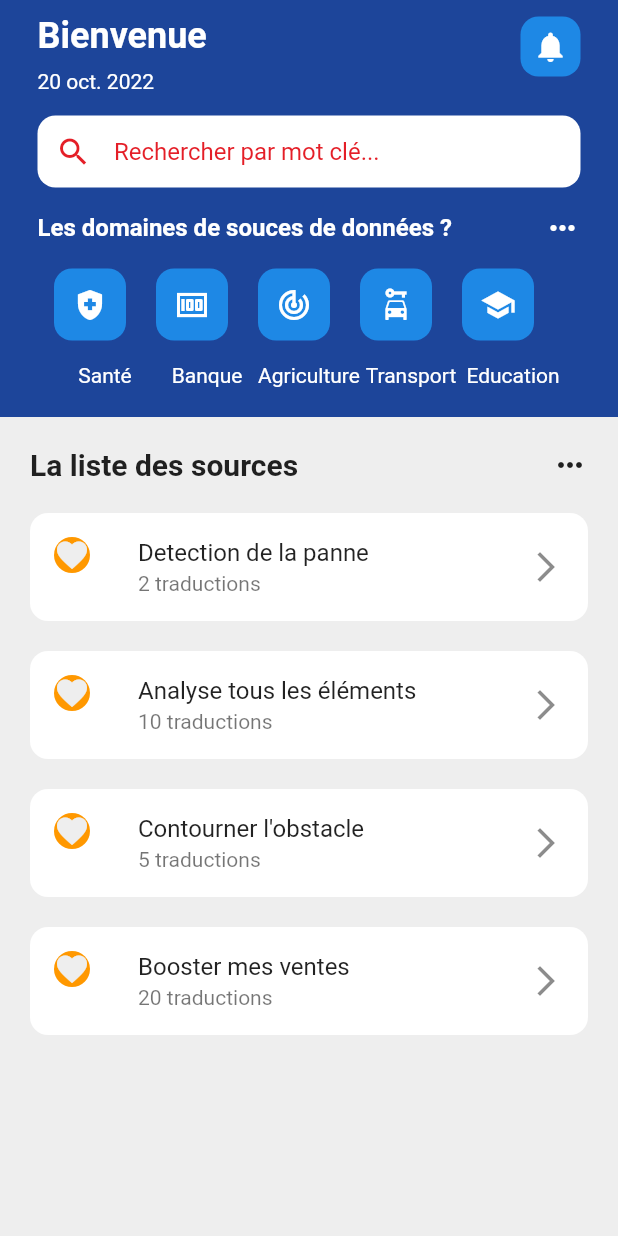
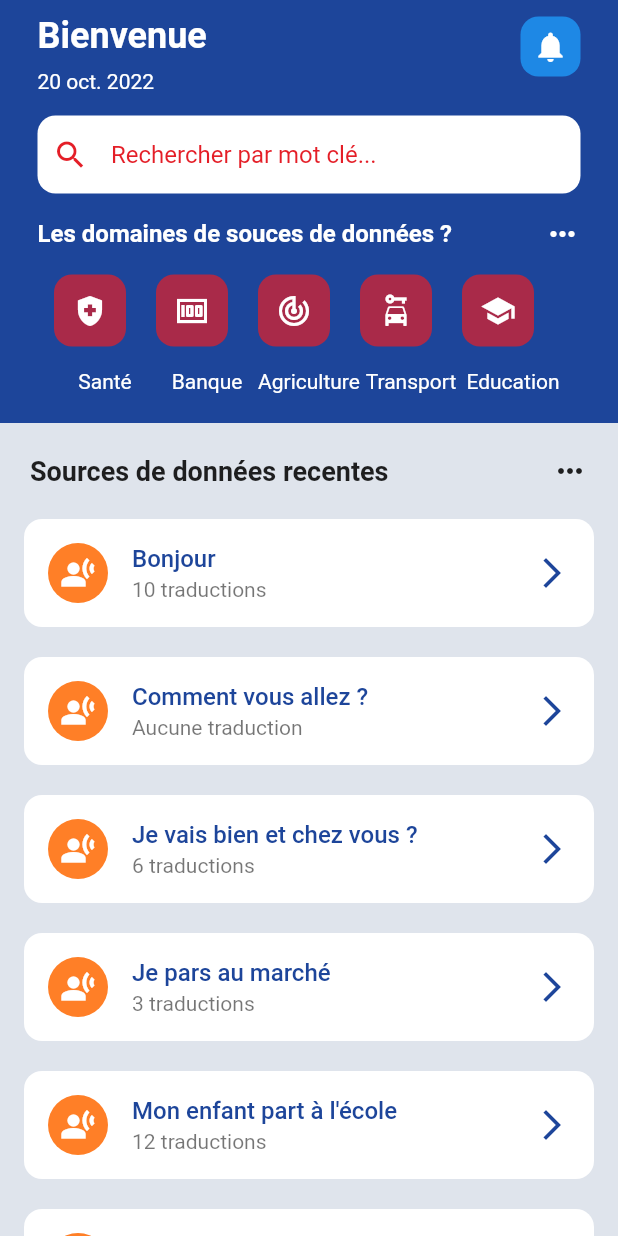
Before and after one commit to openburkina/langtech-moore, a Flutter app: the Home screen opened directly, on a phone screen of 412 x 824 dp. Run offline on Flutter 3.47's test engine with Material 2 defaults, Android fonts, the phone set to English and light mode, and no system bars; our stand-ins replace convex_bottom_bar, delayed_display, flutter_spinkit, fluttertoast, google_fonts, introduction_screen and 1 more; accounts and stored records are empty.

Commit message:
Update home page and start translate page design

```diff
--- a/lib/constants/colors.dart
+++ b/lib/constants/colors.dart
@@ -2,7 +2,7 @@ import 'package:flutter/material.dart';
 
 const Color kBlue = Color(0xFF1D459A);
 const Color kRed = Color(0xFFE41E27);
-const Color kOrange = const Color(0xFFD99C8D);
+const Color kOrange = const Color(0xFFFF7F27);
 const Color kGris = const Color(0xFFDFE4EC);
 const Color kDark = const Color(0xFF000000);
 const Color kWhite = const Color(0xFFFFFFFF);
--- a/lib/pages/homePage/home.dart
+++ b/lib/pages/homePage/home.dart
@@ -7,9 +7,9 @@ import 'package:langtech_moore_mobile/models/user.dart';
 import 'package:langtech_moore_mobile/widgets/home/search_section.dart';
 import 'package:langtech_moore_mobile/widgets/home/top_home.dart';
 import 'package:langtech_moore_mobile/widgets/shared/category.dart';
+import 'package:langtech_moore_mobile/widgets/shared/data_list_tile.dart';
 
 import '../../constants/colors.dart';
-import '../../widgets/home/emoticone.dart';
 
 class Home extends StatefulWidget {
   const Home({Key? key}) : super(key: key);
@@ -74,7 +74,6 @@ class _HomePageState extends State<Home> {
                 SingleChildScrollView(
                   scrollDirection: Axis.horizontal,
                   child: Row(
-                    // mainAxisAlignment: MainAxisAlignment.spaceEvenly,
                     children: [
                       Category(
                         icon: Icons.health_and_safety,
@@ -102,86 +101,55 @@ class _HomePageState extends State<Home> {
               ]),
             ),
             SizedBox(height: 20),
+            Container(
+              padding: const EdgeInsets.all(20),
+              color: kGris,
+              child: Row(
+                mainAxisAlignment: MainAxisAlignment.spaceBetween,
+                children: [
+                  Text(
+                    "Sources de données recentes",
+                    style: TextStyle(
+                      fontWeight: FontWeight.bold,
+                      fontSize: 18,
+                    ),
+                  ),
+                  Icon(
+                    Icons.more_horiz,
+                  )
+                ],
+              ),
+            ),
             Expanded(
               child: Container(
-                padding: EdgeInsets.all(20),
-                decoration: BoxDecoration(color: Colors.grey[200]),
-                child: Center(
+                padding: EdgeInsets.fromLTRB(16, 0, 16, 0),
+                color: kGris,
+                child: SingleChildScrollView(
                   child: Column(
                     children: [
-                      Row(
-                        mainAxisAlignment: MainAxisAlignment.spaceBetween,
-                        children: [
-                          Text("La liste des sources",
-                              style: TextStyle(
-                                  fontWeight: FontWeight.bold, fontSize: 20)),
-                          Icon(Icons.more_horiz)
-                        ],
+                      DataListTile(
+                        dataLibelle: "Bonjour",
+                        counter: 10,
                       ),
-                      SizedBox(height: 20),
-                      Container(
-                        decoration: BoxDecoration(
-                            color: Colors.white,
-                            borderRadius: BorderRadius.circular(12)),
-                        child: ListTile(
-                            leading: Container(
-                                decoration: BoxDecoration(
-                                    color: Colors.orange,
-                                    borderRadius: BorderRadius.circular(30)),
-                                child: Icon(Icons.favorite,
-                                    color: Colors.grey[200])),
-                            title: Text("Detection de la panne"),
-                            subtitle: Text('2 traductions'),
-                            trailing: Icon(Icons.arrow_forward_ios)),
+                      DataListTile(
+                        dataLibelle: "Comment vous allez ?",
+                        counter: 0,
                       ),
-                      SizedBox(height: 20),
-                      Container(
-                        decoration: BoxDecoration(
-                            color: Colors.white,
-                            borderRadius: BorderRadius.circular(12)),
-                        child: ListTile(
-                            leading: Container(
-                                decoration: BoxDecoration(
-                                    color: Colors.orange,
-                                    borderRadius: BorderRadius.circular(30)),
-                                child: Icon(Icons.favorite,
-                                    color: Colors.grey[200])),
-                            title: Text("Analyse tous les éléments "),
-                            subtitle: Text('10 traductions'),
-                            trailing: Icon(Icons.arrow_forward_ios)),
+                      DataListTile(
+                        dataLibelle: "Je vais bien et chez vous ?",
+                        counter: 6,
                       ),
-                      SizedBox(height: 20),
-                      Container(
-                        decoration: BoxDecoration(
-                            color: Colors.white,
-                            borderRadius: BorderRadius.circular(12)),
-                        child: ListTile(
-                            leading: Container(
-                                decoration: BoxDecoration(
-                                    color: Colors.orange,
-                                    borderRadius: BorderRadius.circular(30)),
-                                child: Icon(Icons.favorite,
-                                    color: Colors.grey[200])),
-                            title: Text("Contourner l'obstacle"),
-                            subtitle: Text('5 traductions'),
-                            trailing: Icon(Icons.arrow_forward_ios)),
+                      DataListTile(
+                        dataLibelle: "Je pars au marché",
+                        counter: 3,
                       ),
-                      SizedBox(height: 20),
-                      Container(
-                        decoration: BoxDecoration(
-                            color: Colors.white,
-                            borderRadius: BorderRadius.circular(12)),
-                        child: ListTile(
-                          leading: Container(
-                              decoration: BoxDecoration(
-                                  color: Colors.orange,
-                                  borderRadius: BorderRadius.circular(30)),
-                              child: Icon(Icons.favorite,
-                                  color: Colors.grey[200])),
-                          title: Text("Booster mes ventes"),
-                          subtitle: Text('20 traductions'),
-                          trailing: Icon(Icons.arrow_forward_ios),
-                        ),
+                      DataListTile(
+                        dataLibelle: "Mon enfant part à l'école",
+                        counter: 12,
+                      ),
+                      DataListTile(
+                        dataLibelle: "Le pardon est sacré",
+                        counter: 0,
                       ),
                     ],
                   ),
--- a/lib/widgets/home/search_section.dart
+++ b/lib/widgets/home/search_section.dart
@@ -11,7 +11,7 @@ class SearchSection extends StatelessWidget {
         color: kWhite,
         borderRadius: BorderRadius.circular(12),
       ),
-      padding: EdgeInsets.all(12),
+      padding: EdgeInsets.fromLTRB(10, 2, 10, 2),
       child: Row(
         children: [
           Icon(
@@ -21,17 +21,19 @@ class SearchSection extends StatelessWidget {
           SizedBox(
             width: 15,
           ),
-          Text(
-            "Rechercher par mot clé...",
-            style: TextStyle(
-              color: kRed,
-              fontSize: 16,
-              fontWeight: FontWeight.w400,
+          Expanded(
+            child: TextField(
+              decoration: InputDecoration(
+                hintText: "Rechercher par mot clé...",
+                border: InputBorder.none,
+                hintStyle: TextStyle(
+                  color: kRed,
+                  fontSize: 16,
+                  fontWeight: FontWeight.w400,
+                ),
+              ),
             ),
           ),
-          // Expanded(
-          //   child: TextField(),
-          // ),
         ],
       ),
     );
--- a/lib/widgets/loginPage/button_section.dart
+++ b/lib/widgets/loginPage/button_section.dart
@@ -5,17 +5,19 @@ import 'package:langtech_moore_mobile/constants/colors.dart';
 class ButtonSection extends StatelessWidget {
   final String buttonText;
   final VoidCallback buttonFonction;
+  final Color buttonColor;
   const ButtonSection({
     super.key,
     required this.buttonText,
     required this.buttonFonction,
+    this.buttonColor = kBlue,
   });
 
   @override
   Widget build(BuildContext context) {
     return ElevatedButton(
       style: ElevatedButton.styleFrom(
-        primary: kBlue,
+        primary: buttonColor,
         padding: const EdgeInsets.symmetric(horizontal: 80, vertical: 15),
         shape: RoundedRectangleBorder(
           borderRadius: BorderRadius.circular(30),
--- a/lib/widgets/shared/category.dart
+++ b/lib/widgets/shared/category.dart
@@ -1,4 +1,5 @@
 import 'package:flutter/material.dart';
+import 'package:langtech_moore_mobile/constants/colors.dart';
 
 class Category extends StatelessWidget {
   final IconData icon;
@@ -17,7 +18,7 @@ class Category extends StatelessWidget {
       children: [
         Container(
           decoration: BoxDecoration(
-            color: Colors.blue[600],
+            color: kRed.withOpacity(0.7),
             borderRadius: BorderRadius.circular(12),
           ),
           padding: EdgeInsets.all(12),
@@ -32,12 +33,11 @@ class Category extends StatelessWidget {
         SizedBox(
           height: 15,
         ),
-        Center(
-          child: Text(
-            title,
-            style: TextStyle(
-              color: Colors.white,
-            ),
+        Text(
+          title,
+          textAlign: TextAlign.center,
+          style: TextStyle(
+            color: kWhite,
           ),
         ),
       ],
--- /dev/null
+++ b/lib/widgets/shared/data_list_tile.dart
@@ -0,0 +1,60 @@
+import 'package:flutter/material.dart';
+import 'package:langtech_moore_mobile/constants/colors.dart';
+import 'package:langtech_moore_mobile/pages/data_translate.dart';
+
+class DataListTile extends StatelessWidget {
+  final String dataLibelle;
+  final int counter;
+  const DataListTile({
+    super.key,
+    required this.dataLibelle,
+    required this.counter,
+  });
+
+  @override
+  Widget build(BuildContext context) {
+    return GestureDetector(
+      onTap: () {
+        Navigator.push(context, MaterialPageRoute(builder: (context) {
+          return DataTranslate(
+            dataLibelle: dataLibelle,
+          );
+        }));
+      },
+      child: Container(
+        margin: const EdgeInsets.fromLTRB(0, 0, 0, 20),
+        decoration: BoxDecoration(
+          color: Colors.white,
+          borderRadius: BorderRadius.circular(12),
+        ),
+        child: ListTile(
+          leading: Container(
+            padding: const EdgeInsets.all(8),
+            decoration: BoxDecoration(
+              color: kOrange,
+              borderRadius: BorderRadius.circular(30),
+            ),
+            child: Icon(
+              Icons.transcribe,
+              color: kWhite,
+            ),
+          ),
+          title: Text(
+            "$dataLibelle",
+            style: TextStyle(
+              color: kBlue,
+              fontWeight: FontWeight.w500,
+            ),
+          ),
+          subtitle: Text(
+            "${counter == 0 ? 'Aucune traduction' : '$counter traductions '}",
+          ),
+          trailing: Icon(
+            Icons.arrow_forward_ios,
+            color: kBlue,
+          ),
+        ),
+      ),
+    );
+  }
+}
```
Also changed, not shown: lib/pages/data_translate.dart (added, +152 -0 lines).
